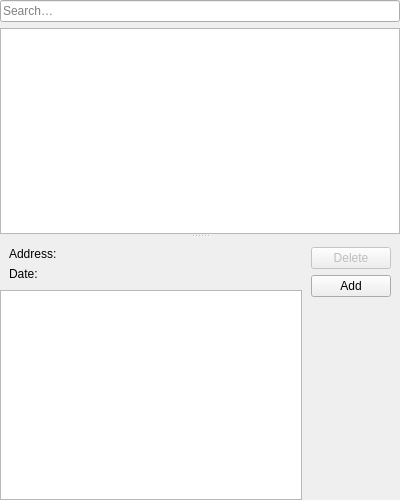
This is src/modules/windows/notes/NotesContentsWidget.ui in OtterBrowser/otter-browser as Qt 5 draws it before an edit. The edited form follows.
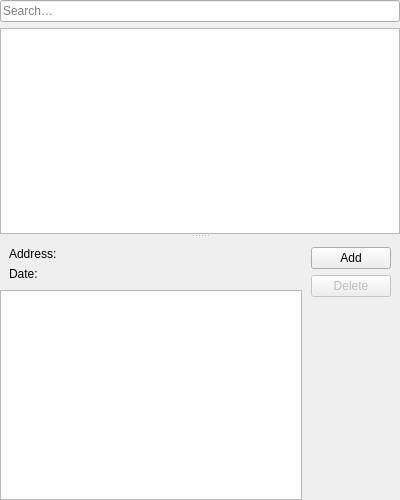
This is the edited form. Custom widgets are drawn as their Qt base class.

Commit message: Normalize buttons order

```diff
--- a/src/modules/windows/notes/NotesContentsWidget.ui
+++ b/src/modules/windows/notes/NotesContentsWidget.ui
@@ -130,6 +130,13 @@
        <item>
         <widget class="QWidget" name="actionsWidget" native="true">
          <layout class="QVBoxLayout" name="actionsLayout">
+          <item>
+           <widget class="QPushButton" name="addButton">
+            <property name="text">
+             <string>Add</string>
+            </property>
+           </widget>
+          </item>
           <item>
            <widget class="QPushButton" name="deleteButton">
             <property name="enabled">
@@ -140,13 +147,6 @@
             </property>
            </widget>
           </item>
-          <item>
-           <widget class="QPushButton" name="addButton">
-            <property name="text">
-             <string>Add</string>
-            </property>
-           </widget>
-          </item>
           <item>
            <spacer name="verticalSpacer">
             <property name="orientation">
```
The commit also changes 2 other files.
